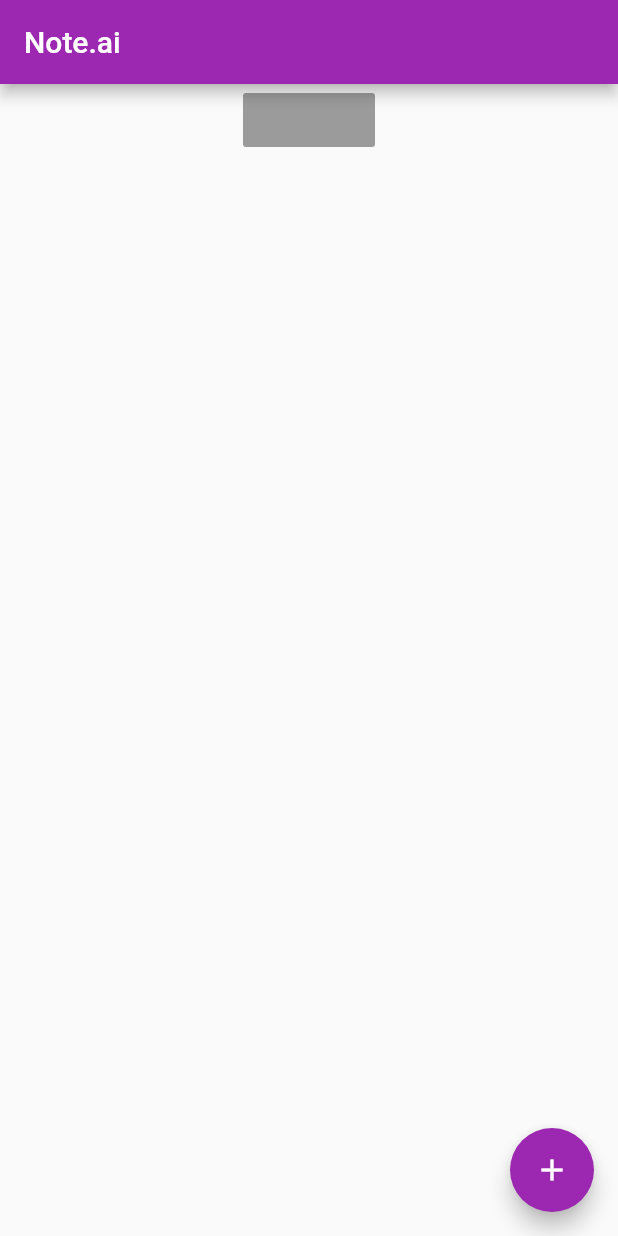
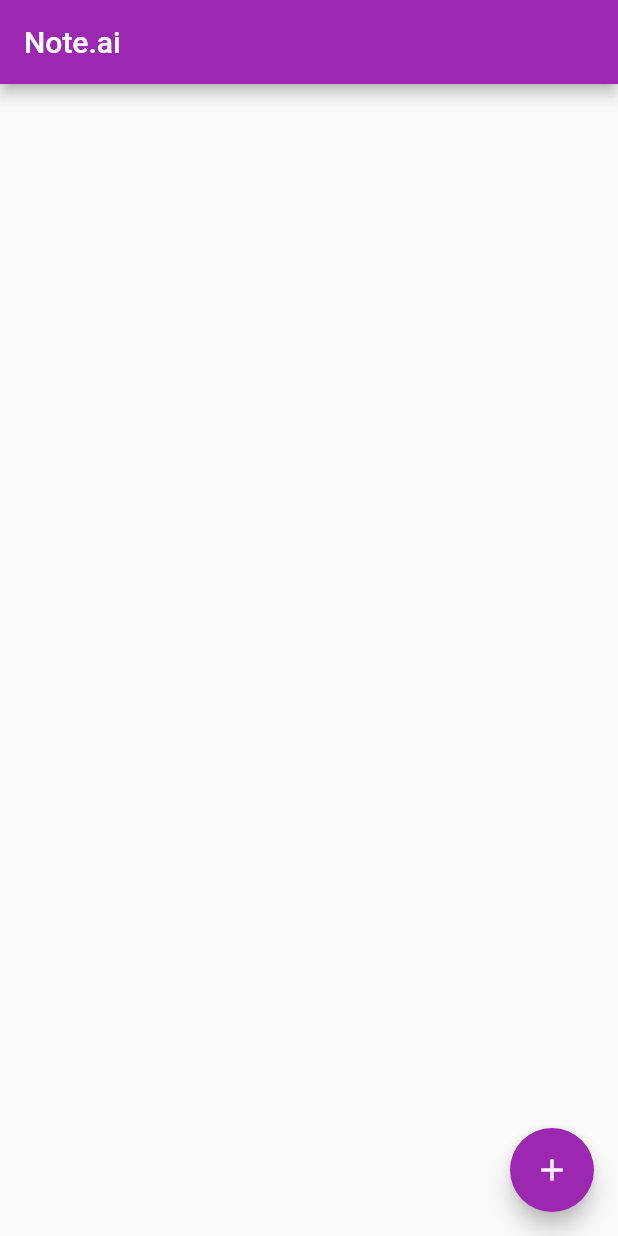
Before and after one commit to abhinavk99/note.ai, a Flutter app: the screen it shows after launch, on a phone screen of 412 x 824 dp. Run offline on Flutter 3.47's test engine with Material 2 defaults, Android fonts, the phone set to English and light mode, and no system bars.

```diff
--- a/app/note_ai/lib/main.dart
+++ b/app/note_ai/lib/main.dart
@@ -70,15 +70,7 @@ class _MyHomePageState extends State<MyHomePage> {
         // the App.build method, and use it to set our appbar title.
         title: new Text(widget.title),
       ),
-      body: new Center(
-        // Center is a layout widget. It takes a single child and positions it
-        // in the middle of the parent.
-        child: new Column(
-          children: <Widget>[
-            RaisedButton(onPressed: null),
-          ],
-        ),
-      ),
+      body: new Center(),
       floatingActionButton: new FloatingActionButton(
         onPressed: _incrementCounter,
         tooltip: 'Increment',
```
Also changed, not shown: app/note_ai/lib/data/temp.txt (added), app/note_ai/lib/util/temp.txt (added), app/note_ai/lib/views/temp.txt (added), app/note_ai/lib/widgets/temp.txt (added).
